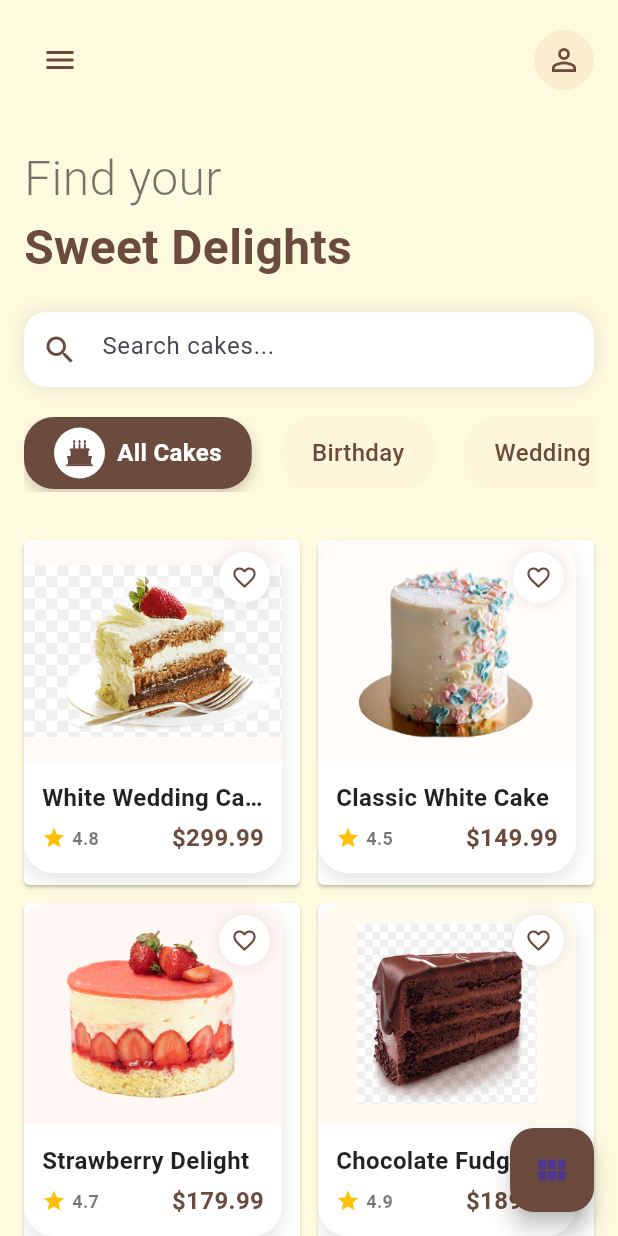
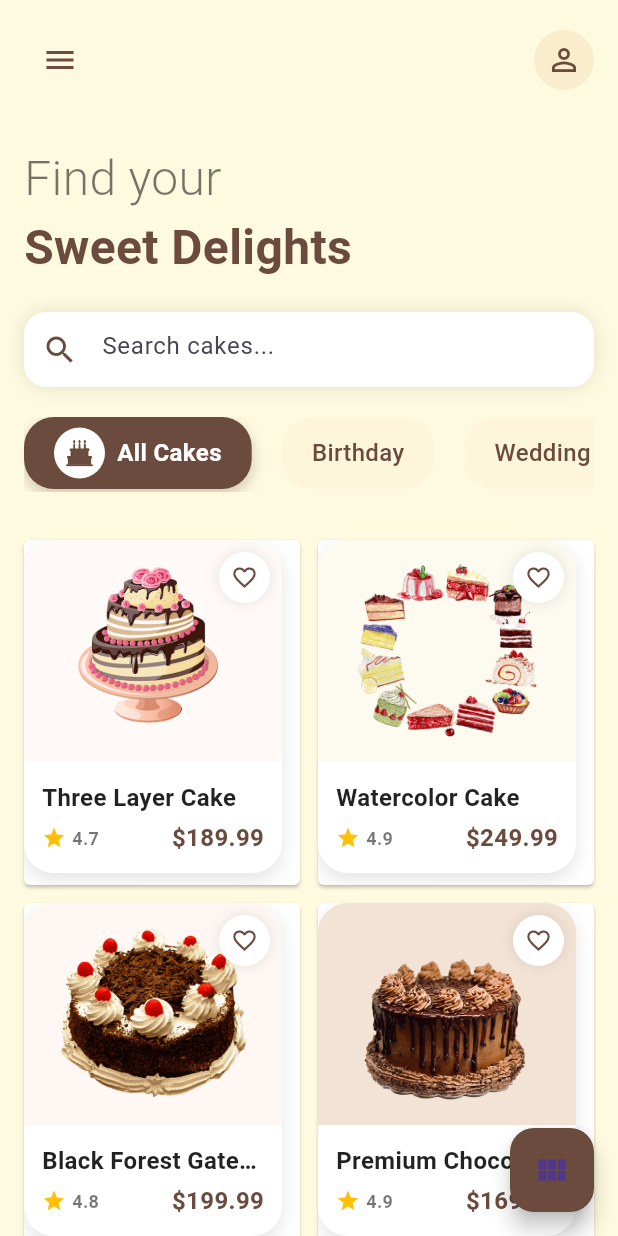
Before and after one commit to jamalihassan0307/Flutter-Cake-App, a Flutter app: the screen it shows after launch, on a phone screen of 412 x 824 dp. Run offline on Flutter 3.47's test engine with Material 3 defaults, Android fonts, the phone set to English and light mode, and no system bars; drawn by our look-alikes of flutter_advanced_drawer; our stand-ins replace flutter_svg, readmore.

Commit message:
Update cake data and images in items.dart for enhanced variety and descriptions
- Added new cake entries with detailed descriptions and updated images
- Replaced existing cakes with improved options for better user experience
- Removed outdated images and added new ones to reflect current offerings
- Enhanced overall structure and readability of the cake list

```diff
--- a/lib/data/items.dart
+++ b/lib/data/items.dart
@@ -23,14 +23,120 @@ class Cakes {
 
 List<Cakes> cakes = [
   Cakes(
-    name: 'White Wedding Cake',
+    name: 'Three Layer Cake',
+    flavour: 'Vanilla & Cream',
+    image: 'assets/images/3-layer-cake-birthday-cake-cupcake-bakery-wedding-cake-christmas-cake-cake-cream-child.png',
+    price: '189.99',
+    bgColor: pink01,
+    description:
+        'Delightful three-layer cake perfect for special occasions. Features smooth cream and elegant decorations.',
+    rating: 4.7,
+  ),
+  Cakes(
+    name: 'Watercolor Cake',
+    flavour: 'Assorted',
+    image:
+        'assets/images/assorted-cakes-illustration-birthday-cake-watercolor-painting-wedding-cake-watercolor-cake-watercolor-leaves-painted.png',
+    price: '249.99',
+    bgColor: accent2,
+    description:
+        'Artistic watercolor-style cake with beautiful hand-painted designs. A true masterpiece for any celebration.',
+    rating: 4.9,
+  ),
+  Cakes(
+    name: 'Black Forest Gateau',
+    flavour: 'Chocolate Cherry',
+    image:
+        'assets/images/black-forest-cake-birthday-cake-chocolate-cake-christmas-cake-fruitcake-wedding-cake-birthday-cake-cream-food.png',
+    price: '199.99',
+    bgColor: pink03,
+    description: 'Classic Black Forest cake with layers of chocolate, cherries, and whipped cream.',
+    rating: 4.8,
+  ),
+  Cakes(
+    name: 'Premium Chocolate',
+    flavour: 'Dark Chocolate',
+    image: 'assets/images/black_chocholate_cake.png',
+    price: '169.99',
+    bgColor: accent1,
+    description: 'Rich dark chocolate cake with premium cocoa and smooth ganache finish.',
+    rating: 4.9,
+  ),
+  Cakes(
+    name: 'Cheesecake Supreme',
+    flavour: 'Mixed Berries',
+    image:
+        'assets/images/cheesecake-chocolate-cake-strawberry-cream-cake-shortcake-swiss-roll-dessert-cake-food-recipe.png',
+    price: '159.99',
+    bgColor: pink02,
+    description: 'Creamy cheesecake topped with fresh mixed berries and a graham cracker crust.',
+    rating: 4.6,
+  ),
+  Cakes(
+    name: 'Chocolate Brownie Cake',
+    flavour: 'Double Chocolate',
+    image:
+        'assets/images/chocolate-cake-birthday-cake-sponge-cake-chocolate-brownie-torte-cake-platter-food-baking.png',
+    price: '179.99',
+    bgColor: accent2,
+    description: 'Decadent chocolate brownie cake with fudgy center and chocolate ganache.',
+    rating: 4.8,
+  ),
+  Cakes(
+    name: 'Frutti di Bosco',
+    flavour: 'Forest Fruits',
+    image: 'assets/images/chocolate-cake-birthday-cake-tart-bakery-cheesecake-fruit-cake-cream-frutti-di-bosco.png',
+    price: '209.99',
+    bgColor: pink01,
+    description: 'Elegant fruit cake with fresh forest berries and light cream filling.',
+    rating: 4.7,
+  ),
+  Cakes(
+    name: 'Chocolate Truffle',
+    flavour: 'Dark Chocolate',
+    image:
+        'assets/images/chocolate-cake-chocolate-truffle-chocolate-cake-black-forest-gateau-birthday-cake-bakery-delicious-cakes-food-cake-decorating.png',
+    price: '229.99',
+    bgColor: accent1,
+    description: 'Luxurious chocolate truffle cake with rich chocolate layers and decorative finish.',
+    rating: 4.9,
+  ),
+  Cakes(
+    name: 'Dripping Ganache',
+    flavour: 'Chocolate',
+    image: 'assets/images/chocolate-cake-ganache-dripping-cake-torte-cake-decorating-cake-cream-food.png',
+    price: '189.99',
+    bgColor: pink03,
+    description: 'Stunning chocolate cake with perfectly dripped ganache decoration.',
+    rating: 4.8,
+  ),
+  Cakes(
+    name: 'Ice Cream Cake',
+    flavour: 'Mixed',
+    image: 'assets/images/chocolate-cake-ice-cream-cake-cupcake-birthday-cake-cake-cream-food.png',
+    price: '169.99',
+    bgColor: accent2,
+    description: 'Delicious ice cream cake perfect for summer celebrations.',
+    rating: 4.6,
+  ),
+  Cakes(
+    name: 'Classic Cupcake',
     flavour: 'Vanilla',
-    price: '299.99',
+    image: 'assets/images/cupcake-birthday-cake-icing-cake-candle-cream-food.png',
+    price: '39.99',
+    bgColor: pink02,
+    description: 'Perfect individual cupcakes with classic vanilla frosting.',
+    rating: 4.5,
+  ),
+  Cakes(
+    name: 'Gourmet Cupcake',
+    flavour: 'Assorted',
     image:
-        'assets/images/white-icing-covered-cake-on-white-plate-chocolate-cake-sponge-cake-mousse-frosting-icing-carrot-cake-bolo-cream-food.png',
-    bgColor: pink01,
-    description: 'Elegant white wedding cake with delicate frosting and multiple tiers. Perfect for your special day.',
-    rating: 4.8,
+        'assets/images/cupcake-with-toppings-cupcake-frosting-icing-chocolate-cake-birthday-cake-profiterole-cupcakes-cream-food.png',
+    price: '49.99',
+    bgColor: accent1,
+    description: 'Gourmet cupcakes with premium toppings and decorations.',
+    rating: 4.7,
   ),
   Cakes(
     name: 'Classic White Cake',
@@ -78,5 +184,15 @@ List<Cakes> cakes = [
     description: 'Multi-layered wedding cake with intricate designs and premium ingredients.',
     rating: 5.0,
   ),
+  Cakes(
+    name: 'White Wedding Cake',
+    flavour: 'Vanilla',
+    price: '299.99',
+    image:
+        'assets/images/white-icing-covered-cake-on-white-plate-chocolate-cake-sponge-cake-mousse-frosting-icing-carrot-cake-bolo-cream-food.png',
+    bgColor: pink01,
+    description: 'Elegant white wedding cake with delicate frosting and multiple tiers. Perfect for your special day.',
+    rating: 4.8,
+  ),
   // Add more cakes as needed
 ];
```
Also changed, not shown: assets/images/3-layer-cake-birthday-cake-cupcake-bakery-wedding-cake-christmas-cake-cake-cream-child.png, assets/images/assorted-cakes-illustration-birthday-cake-watercolor-painting-wedding-cake-watercolor-cake-watercolor-leaves-painted.png, assets/images/birthday-cake-bakery-black-forest-gateau-wedding-cake-ice-cream-cake-wedding-cake-cream-baked-goods.png, assets/images/birthday-cake-wedding-cake-chocolate-cake-strawberry-cream-cake-black-forest-gateau-cake-coffee-birthday-cake-wedding-cake.png, assets/images/black-forest-cake-birthday-cake-chocolate-cake-christmas-cake-fruitcake-wedding-cake-birthday-cake-cream-food.png, assets/images/cheesecake-chocolate-cake-strawberry-cream-cake-shortcake-swiss-roll-dessert-cake-food-recipe.png, assets/images/chocolate-cake-birthday-cake-sponge-cake-chocolate-brownie-torte-cake-platter-food-baking.png, assets/images/chocolate-cake-birthday-cake-tart-bakery-cheesecake-fruit-cake-cream-frutti-di-bosco.png, assets/images/chocolate-cake-chocolate-truffle-chocolate-cake-black-forest-gateau-birthday-cake-bakery-delicious-cakes-food-cake-decorating.png, assets/images/chocolate-cake-ganache-dripping-cake-torte-cake-decorating-cake-cream-food.png, assets/images/chocolate-cake-ice-cream-cake-cupcake-birthday-cake-cake-cream-food.png, assets/images/cupcake-birthday-cake-icing-cake-candle-cream-food.png, assets/images/cupcake-with-toppings-cupcake-frosting-icing-chocolate-cake-birthday-cake-profiterole-cupcakes-cream-food.png (deleted), assets/images/layer-cake-wedding-cake-sugar-cake-torte-wedding-cake-baking-cake-decorating.png, 4 more files.
